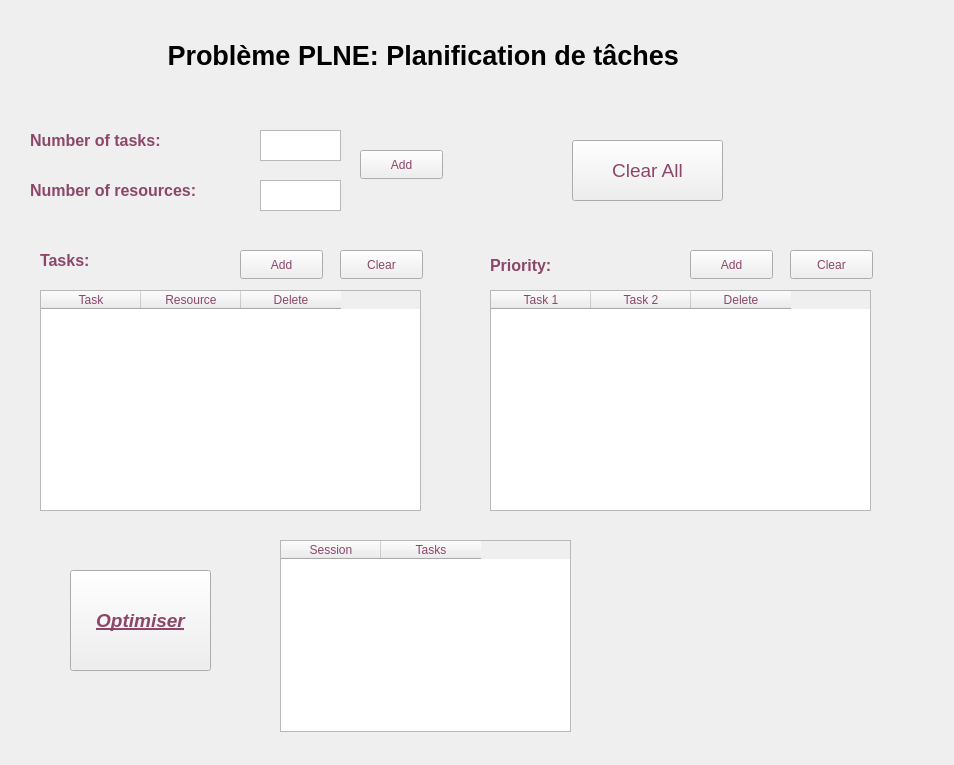
Before: the Qt Designer form Interfaces/window2.ui in MohamedRebai41/Operations_Research_Project, drawn with Qt 5.
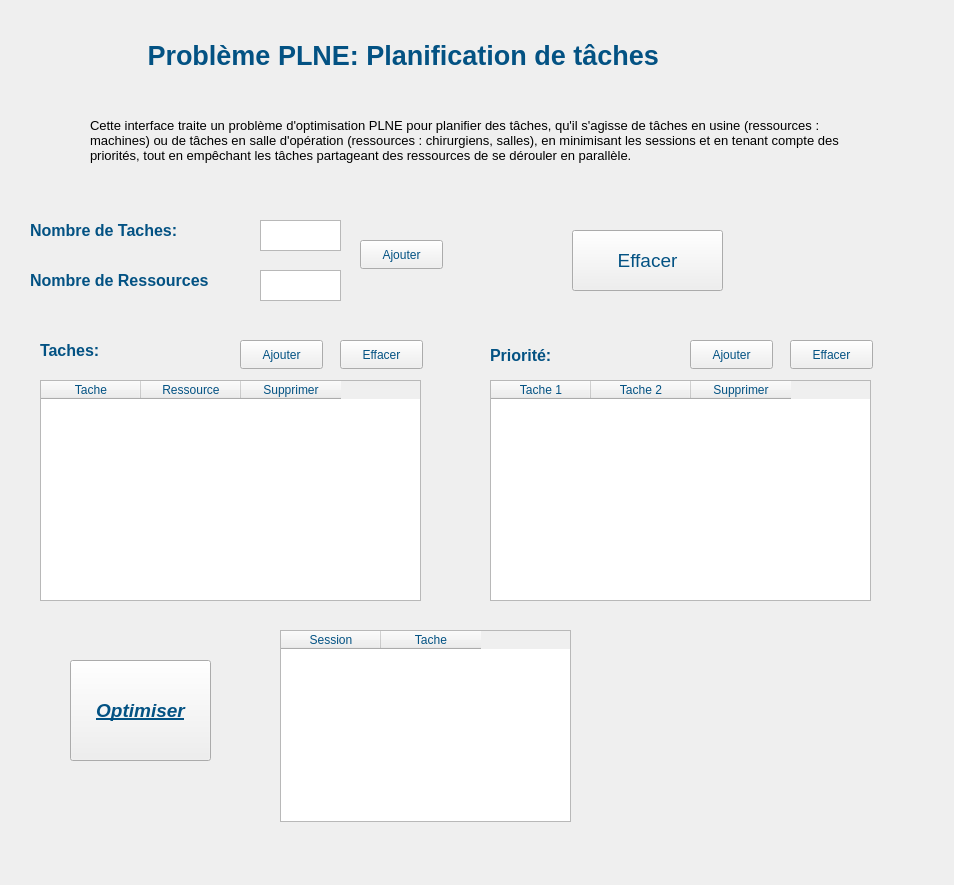
After: the same form once the commit is applied.

What changed in the file:
```diff
--- a/Interfaces/window2.ui
+++ b/Interfaces/window2.ui
@@ -7,12 +7,21 @@
     <x>0</x>
     <y>0</y>
     <width>954</width>
-    <height>765</height>
+    <height>885</height>
    </rect>
   </property>
   <property name="palette">
    <palette>
     <active>
+     <colorrole role="WindowText">
+      <brush brushstyle="SolidPattern">
+       <color alpha="255">
+        <red>3</red>
+        <green>82</green>
+        <blue>131</blue>
+       </color>
+      </brush>
+     </colorrole>
      <colorrole role="BrightText">
       <brush brushstyle="SolidPattern">
        <color alpha="255">
@@ -25,14 +34,32 @@
      <colorrole role="ButtonText">
       <brush brushstyle="SolidPattern">
        <color alpha="255">
-        <red>140</red>
-        <green>70</green>
-        <blue>105</blue>
+        <red>3</red>
+        <green>82</green>
+        <blue>131</blue>
+       </color>
+      </brush>
+     </colorrole>
+     <colorrole role="Highlight">
+      <brush brushstyle="SolidPattern">
+       <color alpha="255">
+        <red>3</red>
+        <green>82</green>
+        <blue>131</blue>
        </color>
       </brush>
      </colorrole>
     </active>
     <inactive>
+     <colorrole role="WindowText">
+      <brush brushstyle="SolidPattern">
+       <color alpha="255">
+        <red>3</red>
+        <green>82</green>
+        <blue>131</blue>
+       </color>
+      </brush>
+     </colorrole>
      <colorrole role="BrightText">
       <brush brushstyle="SolidPattern">
        <color alpha="255">
@@ -45,9 +72,18 @@
      <colorrole role="ButtonText">
       <brush brushstyle="SolidPattern">
        <color alpha="255">
-        <red>140</red>
-        <green>70</green>
-        <blue>105</blue>
+        <red>3</red>
+        <green>82</green>
+        <blue>131</blue>
+       </color>
+      </brush>
+     </colorrole>
+     <colorrole role="Highlight">
+      <brush brushstyle="SolidPattern">
+       <color alpha="255">
+        <red>3</red>
+        <green>82</green>
+        <blue>131</blue>
        </color>
       </brush>
      </colorrole>
@@ -75,8 +111,8 @@
    <property name="geometry">
     <rect>
      <x>30</x>
-     <y>130</y>
-     <width>181</width>
+     <y>220</y>
+     <width>221</width>
      <height>20</height>
     </rect>
    </property>
@@ -86,9 +122,9 @@
       <colorrole role="WindowText">
        <brush brushstyle="SolidPattern">
         <color alpha="255">
-         <red>140</red>
-         <green>70</green>
-         <blue>105</blue>
+         <red>3</red>
+         <green>82</green>
+         <blue>131</blue>
         </color>
        </brush>
       </colorrole>
@@ -97,9 +133,9 @@
       <colorrole role="WindowText">
        <brush brushstyle="SolidPattern">
         <color alpha="255">
-         <red>140</red>
-         <green>70</green>
-         <blue>105</blue>
+         <red>3</red>
+         <green>82</green>
+         <blue>131</blue>
         </color>
        </brush>
       </colorrole>
@@ -114,14 +150,14 @@
     </font>
    </property>
    <property name="text">
-    <string>Number of tasks:</string>
+    <string>Nombre de Taches:</string>
    </property>
   </widget>
   <widget class="QTextEdit" name="text1">
    <property name="geometry">
     <rect>
      <x>260</x>
-     <y>130</y>
+     <y>220</y>
      <width>81</width>
      <height>31</height>
     </rect>
@@ -131,7 +167,7 @@
    <property name="geometry">
     <rect>
      <x>260</x>
-     <y>180</y>
+     <y>270</y>
      <width>81</width>
      <height>31</height>
     </rect>
@@ -141,8 +177,8 @@
    <property name="geometry">
     <rect>
      <x>30</x>
-     <y>180</y>
-     <width>221</width>
+     <y>270</y>
+     <width>231</width>
      <height>20</height>
     </rect>
    </property>
@@ -152,9 +188,9 @@
       <colorrole role="WindowText">
        <brush brushstyle="SolidPattern">
         <color alpha="255">
-         <red>140</red>
-         <green>70</green>
-         <blue>105</blue>
+         <red>3</red>
+         <green>82</green>
+         <blue>131</blue>
         </color>
        </brush>
       </colorrole>
@@ -163,9 +199,9 @@
       <colorrole role="WindowText">
        <brush brushstyle="SolidPattern">
         <color alpha="255">
-         <red>140</red>
-         <green>70</green>
-         <blue>105</blue>
+         <red>3</red>
+         <green>82</green>
+         <blue>131</blue>
         </color>
        </brush>
       </colorrole>
@@ -180,31 +216,31 @@
     </font>
    </property>
    <property name="text">
-    <string>Number of resources:</string>
+    <string>Nombre de Ressources</string>
    </property>
   </widget>
   <widget class="QTableWidget" name="table">
    <property name="geometry">
     <rect>
      <x>40</x>
-     <y>290</y>
+     <y>380</y>
      <width>381</width>
      <height>221</height>
     </rect>
    </property>
    <column>
     <property name="text">
-     <string>Task</string>
+     <string>Tache</string>
     </property>
    </column>
    <column>
     <property name="text">
-     <string>Resource</string>
+     <string>Ressource</string>
     </property>
    </column>
    <column>
     <property name="text">
-     <string>Delete</string>
+     <string>Supprimer</string>
     </property>
    </column>
   </widget>
@@ -212,20 +248,20 @@
    <property name="geometry">
     <rect>
      <x>360</x>
-     <y>150</y>
+     <y>240</y>
      <width>83</width>
      <height>29</height>
     </rect>
    </property>
    <property name="text">
-    <string>Add</string>
+    <string>Ajouter</string>
    </property>
   </widget>
   <widget class="QLabel" name="label3">
    <property name="geometry">
     <rect>
      <x>40</x>
-     <y>250</y>
+     <y>340</y>
      <width>141</width>
      <height>20</height>
     </rect>
@@ -236,9 +272,9 @@
       <colorrole role="WindowText">
        <brush brushstyle="SolidPattern">
         <color alpha="255">
-         <red>140</red>
-         <green>70</green>
-         <blue>105</blue>
+         <red>3</red>
+         <green>82</green>
+         <blue>131</blue>
         </color>
        </brush>
       </colorrole>
@@ -247,9 +283,9 @@
       <colorrole role="WindowText">
        <brush brushstyle="SolidPattern">
         <color alpha="255">
-         <red>140</red>
-         <green>70</green>
-         <blue>105</blue>
+         <red>3</red>
+         <green>82</green>
+         <blue>131</blue>
         </color>
        </brush>
       </colorrole>
@@ -264,66 +300,66 @@
     </font>
    </property>
    <property name="text">
-    <string>Tasks:</string>
+    <string>Taches:</string>
    </property>
   </widget>
   <widget class="QPushButton" name="button3">
    <property name="geometry">
     <rect>
      <x>240</x>
-     <y>250</y>
+     <y>340</y>
      <width>83</width>
      <height>29</height>
     </rect>
    </property>
    <property name="text">
-    <string>Add</string>
+    <string>Ajouter</string>
    </property>
   </widget>
   <widget class="QPushButton" name="button4">
    <property name="geometry">
     <rect>
      <x>340</x>
-     <y>250</y>
+     <y>340</y>
      <width>83</width>
      <height>29</height>
     </rect>
    </property>
    <property name="text">
-    <string>Clear</string>
+    <string>Effacer</string>
    </property>
   </widget>
   <widget class="QPushButton" name="button5">
    <property name="geometry">
     <rect>
      <x>690</x>
-     <y>250</y>
+     <y>340</y>
      <width>83</width>
      <height>29</height>
     </rect>
    </property>
    <property name="text">
-    <string>Add</string>
+    <string>Ajouter</string>
    </property>
   </widget>
   <widget class="QPushButton" name="button6">
    <property name="geometry">
     <rect>
      <x>790</x>
-     <y>250</y>
+     <y>340</y>
      <width>83</width>
      <height>29</height>
     </rect>
    </property>
    <property name="text">
-    <string>Clear</string>
+    <string>Effacer</string>
    </property>
   </widget>
   <widget class="QLabel" name="label1">
    <property name="geometry">
     <rect>
      <x>490</x>
-     <y>250</y>
+     <y>340</y>
      <width>81</width>
      <height>31</height>
     </rect>
@@ -334,9 +370,9 @@
       <colorrole role="WindowText">
        <brush brushstyle="SolidPattern">
         <color alpha="255">
-         <red>140</red>
-         <green>70</green>
-         <blue>105</blue>
+         <red>3</red>
+         <green>82</green>
+         <blue>131</blue>
         </color>
        </brush>
       </colorrole>
@@ -345,9 +381,9 @@
       <colorrole role="WindowText">
        <brush brushstyle="SolidPattern">
         <color alpha="255">
-         <red>140</red>
-         <green>70</green>
-         <blue>105</blue>
+         <red>3</red>
+         <green>82</green>
+         <blue>131</blue>
         </color>
        </brush>
       </colorrole>
@@ -362,31 +398,31 @@
     </font>
    </property>
    <property name="text">
-    <string>Priority:</string>
+    <string>Priorité:</string>
    </property>
   </widget>
   <widget class="QTableWidget" name="table2">
    <property name="geometry">
     <rect>
      <x>490</x>
-     <y>290</y>
+     <y>380</y>
      <width>381</width>
      <height>221</height>
     </rect>
    </property>
    <column>
     <property name="text">
-     <string>Task 1</string>
+     <string>Tache 1</string>
     </property>
    </column>
    <column>
     <property name="text">
-     <string>Task 2</string>
+     <string>Tache 2</string>
     </property>
    </column>
    <column>
     <property name="text">
-     <string>Delete</string>
+     <string>Supprimer</string>
     </property>
    </column>
   </widget>
@@ -394,7 +430,7 @@
    <property name="geometry">
     <rect>
      <x>70</x>
-     <y>570</y>
+     <y>660</y>
      <width>141</width>
      <height>101</height>
     </rect>
@@ -415,7 +451,7 @@
    <property name="geometry">
     <rect>
      <x>280</x>
-     <y>540</y>
+     <y>630</y>
      <width>291</width>
      <height>192</height>
     </rect>
@@ -427,7 +463,7 @@
    </column>
    <column>
     <property name="text">
-     <string>Tasks</string>
+     <string>Tache</string>
     </property>
    </column>
   </widget>
@@ -435,7 +471,7 @@
    <property name="geometry">
     <rect>
      <x>572</x>
-     <y>140</y>
+     <y>230</y>
      <width>151</width>
      <height>61</height>
     </rect>
@@ -446,15 +482,15 @@
     </font>
    </property>
    <property name="text">
-    <string>Clear All</string>
+    <string>Effacer</string>
    </property>
   </widget>
   <widget class="QLabel" name="label_3">
    <property name="geometry">
     <rect>
-     <x>160</x>
+     <x>140</x>
      <y>30</y>
-     <width>721</width>
+     <width>631</width>
      <height>51</height>
     </rect>
    </property>
@@ -472,7 +508,7 @@
    <property name="geometry">
     <rect>
      <x>270</x>
-     <y>590</y>
+     <y>680</y>
      <width>441</width>
      <height>51</height>
     </rect>
@@ -486,6 +522,54 @@
     <string/>
    </property>
   </widget>
+  <widget class="QLabel" name="label_4">
+   <property name="geometry">
+    <rect>
+     <x>90</x>
+     <y>90</y>
+     <width>761</width>
+     <height>101</height>
+    </rect>
+   </property>
+   <property name="palette">
+    <palette>
+     <active>
+      <colorrole role="WindowText">
+       <brush brushstyle="SolidPattern">
+        <color alpha="255">
+         <red>0</red>
+         <green>0</green>
+         <blue>0</blue>
+        </color>
+       </brush>
+      </colorrole>
+     </active>
+     <inactive>
+      <colorrole role="WindowText">
+       <brush brushstyle="SolidPattern">
+        <color alpha="255">
+         <red>0</red>
+         <green>0</green>
+         <blue>0</blue>
+        </color>
+       </brush>
+      </colorrole>
+     </inactive>
+     <disabled/>
+    </palette>
+   </property>
+   <property name="font">
+    <font>
+     <pointsize>10</pointsize>
+    </font>
+   </property>
+   <property name="text">
+    <string>Cette interface traite un problème d'optimisation PLNE pour planifier des tâches, qu'il s'agisse de tâches en usine (ressources : machines) ou de tâches en salle d'opération (ressources : chirurgiens, salles), en minimisant les sessions et en tenant compte des priorités, tout en empêchant les tâches partageant des ressources de se dérouler en parallèle.</string>
+   </property>
+   <property name="wordWrap">
+    <bool>true</bool>
+   </property>
+  </widget>
  </widget>
  <resources/>
  <connections/>
```
